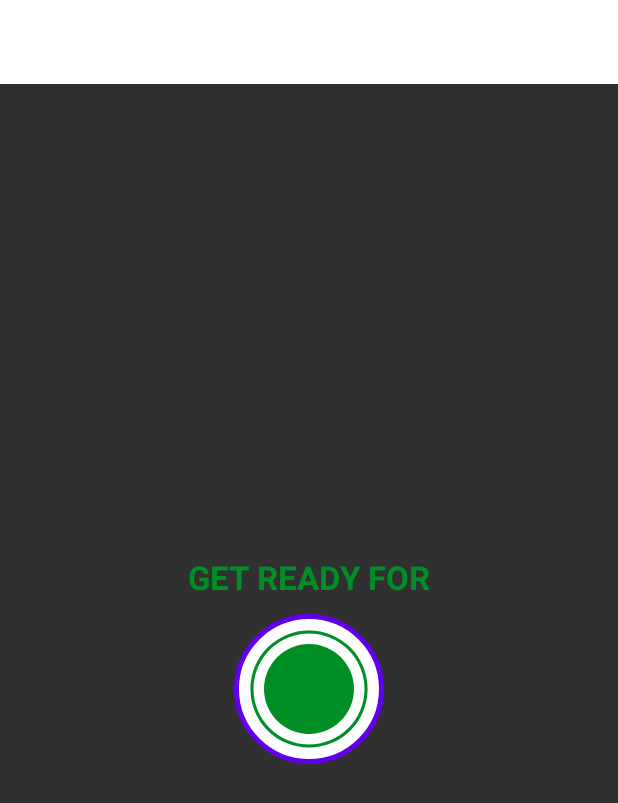
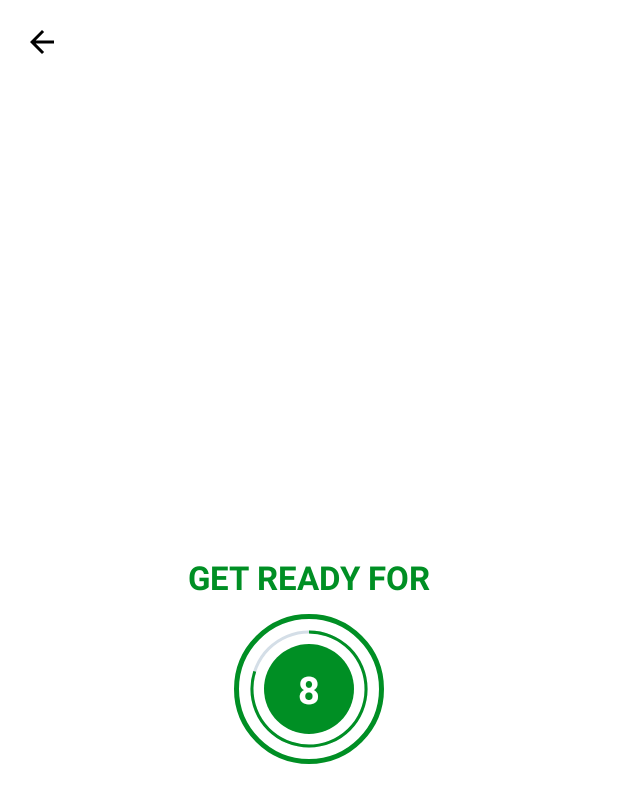
Before and after one commit to nitinporwal/7MinuteWorkout, an Android app: the ExerciseActivity screen opened directly, with no data from a screen before it, on a phone screen of 412 x 824 dp. Shown: the top 803 px of the screen. Run offline under Robolectric (Android 15) with nearby library versions, the phone set to English and light mode, and no system bars.

Commit message:
implement timer to exercise screen

```diff
--- a/app/src/main/java/com/example/a7minuteworkout/ExerciseActivity.kt
+++ b/app/src/main/java/com/example/a7minuteworkout/ExerciseActivity.kt
@@ -2,21 +2,61 @@ package com.example.a7minuteworkout
 
 import androidx.appcompat.app.AppCompatActivity
 import android.os.Bundle
+import android.os.CountDownTimer
+import android.widget.ProgressBar
+import android.widget.TextView
+import android.widget.Toast
 import androidx.appcompat.widget.Toolbar
 
 class ExerciseActivity : AppCompatActivity() {
+
+    private var restTimer: CountDownTimer? = null
+    private var restProgress = 0
+
     override fun onCreate(savedInstanceState: Bundle?) {
         super.onCreate(savedInstanceState)
         setContentView(R.layout.activity_exercise)
         var toolbarExerciseActivity = findViewById<Toolbar>(R.id.toolbar_exercise_activity)
         setSupportActionBar(toolbarExerciseActivity)
 
-        val actionBar = supportActionBar
-        if(actionBar != null) {
-            actionBar.setDisplayHomeAsUpEnabled(true)
-        }
+        supportActionBar?.setDisplayHomeAsUpEnabled(true)
         toolbarExerciseActivity.setNavigationOnClickListener {
             onBackPressed()
         }
+        setupRestView()
+    }
+
+    override fun onDestroy() {
+        if(restTimer != null) {
+            restTimer!!.cancel()
+            restProgress = 0
+        }
+        super.onDestroy()
+    }
+
+    private fun setRestProgressBar() {
+        var progress_bar = findViewById<ProgressBar>(R.id.progressBar)
+        progress_bar.progress = restProgress
+
+        restTimer = object : CountDownTimer(10000, 1000) {
+            override fun onTick(millisUntilFinished: Long) {
+                restProgress++
+                progress_bar.progress = 10-restProgress
+                var timer_tv = findViewById<TextView>(R.id.tvTimer)
+                timer_tv.text = (10-restProgress).toString()
+            }
+
+            override fun onFinish() {
+                Toast.makeText(this@ExerciseActivity, "Here now we will start the exercise.", Toast.LENGTH_SHORT).show()
+            }
+        }.start()
+    }
+
+    private fun setupRestView() {
+        if(restTimer != null) {
+            restTimer!!.cancel()
+            restProgress = 0
+        }
+        setRestProgressBar()
     }
 }
--- a/app/src/main/res/drawable/item_circular_color_accent_border.xml
+++ b/app/src/main/res/drawable/item_circular_color_accent_border.xml
@@ -3,6 +3,6 @@
     android:shape="oval">
     <stroke android:width="5dp" android:color="@color/colorAccent"/>
     <solid android:color="@color/white"/>
-    <stroke android:width="3dp" android:color="@color/purple_500"/>
+    <stroke android:width="3dp" android:color="@color/colorAccent"/>
 
 </shape>
--- a/app/src/main/res/layout/activity_exercise.xml
+++ b/app/src/main/res/layout/activity_exercise.xml
@@ -3,13 +3,17 @@
     xmlns:tools="http://schemas.android.com/tools"
     android:layout_width="match_parent"
     android:layout_height="match_parent"
+    xmlns:app="http://schemas.android.com/apk/res-auto"
     android:orientation="vertical"
+    android:background="@color/white"
     tools:context=".ExerciseActivity">
 
     <androidx.appcompat.widget.Toolbar
         android:id="@+id/toolbar_exercise_activity"
         android:layout_width="match_parent"
         android:layout_height="?android:attr/actionBarSize"
+        app:titleTextColor="@color/colorPrimary"
+        android:theme="@style/ToolbarTheme"
         android:background="#FFFFFF" />
 
     <LinearLayout
```
